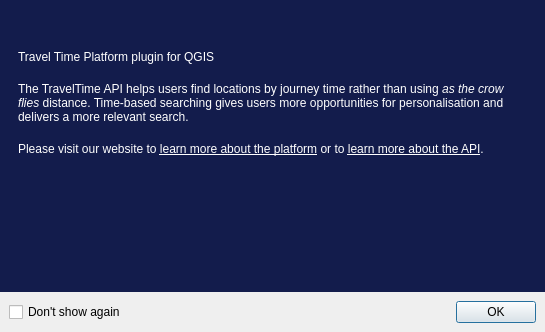
Before: the Qt Designer form ui/SplashScreen.ui in traveltime-dev/traveltime-platform-qgis-plugin, drawn with Qt 5.
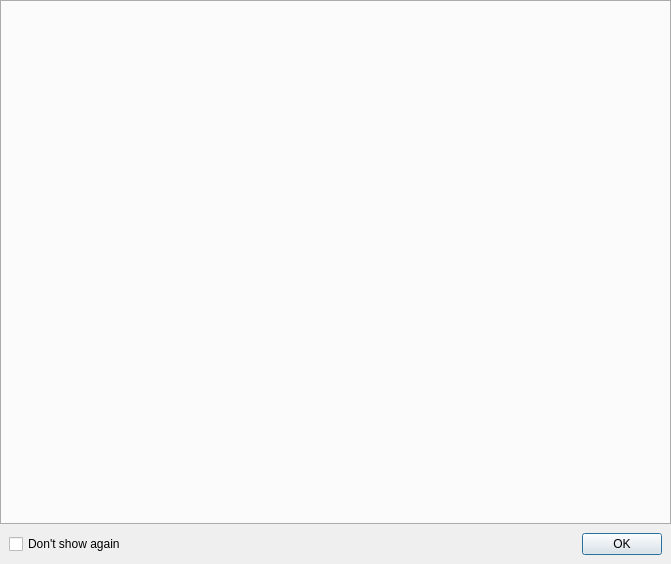
After: the same form once the commit is applied. Icons and pictures are not drawn.

```diff
--- a/ui/SplashScreen.ui
+++ b/ui/SplashScreen.ui
@@ -6,14 +6,14 @@
    <rect>
     <x>0</x>
     <y>0</y>
-    <width>545</width>
-    <height>332</height>
+    <width>671</width>
+    <height>564</height>
    </rect>
   </property>
   <property name="windowTitle">
    <string>Travel Time Platform</string>
   </property>
-  <layout class="QVBoxLayout" name="verticalLayout_2">
+  <layout class="QVBoxLayout" name="verticalLayout">
    <property name="spacing">
     <number>0</number>
    </property>
@@ -30,92 +30,22 @@
     <number>0</number>
    </property>
    <item>
-    <widget class="QWidget" name="widget_2" native="true">
+    <widget class="QTabWidget" name="tabWidget">
      <property name="styleSheet">
-      <string notr="true">background-color: rgba(19,28,76);</string>
+      <string notr="true">QTabWidget::pane { border: 0; background-color: rgba(19,28,76)}; </string>
      </property>
-     <layout class="QVBoxLayout" name="verticalLayout">
-      <property name="spacing">
-       <number>18</number>
-      </property>
-      <property name="leftMargin">
-       <number>18</number>
-      </property>
-      <property name="topMargin">
-       <number>18</number>
-      </property>
-      <property name="rightMargin">
-       <number>18</number>
-      </property>
-      <property name="bottomMargin">
-       <number>18</number>
-      </property>
-      <item>
-       <widget class="QLabel" name="label_3">
-        <property name="text">
-         <string/>
-        </property>
-        <property name="pixmap">
-         <pixmap>../resources/ttp_banner.svg</pixmap>
-        </property>
-       </widget>
-      </item>
-      <item>
-       <widget class="QLabel" name="label_2">
-        <property name="styleSheet">
-         <string notr="true">font: bold 14pt &quot;SansSerif&quot;;
-color: rgb(255, 255, 255)</string>
-        </property>
-        <property name="text">
-         <string>Travel Time Platform plugin for QGIS</string>
-        </property>
-        <property name="wordWrap">
-         <bool>true</bool>
-        </property>
-       </widget>
-      </item>
-      <item>
-       <widget class="QLabel" name="label">
-        <property name="styleSheet">
-         <string notr="true">font: 0 11pt &quot;SansSerif&quot;;
-color: rgb(255, 255, 255)</string>
-        </property>
-        <property name="text">
-         <string>&lt;html&gt;&lt;head/&gt;&lt;body&gt;&lt;p&gt;The TravelTime API helps users find locations by journey time rather than using &lt;span style=&quot; font-style:italic;&quot;&gt;as the crow flies&lt;/span&gt; distance. Time-based searching gives users more opportunities for personalisation and delivers a more relevant search.&lt;/p&gt;&lt;/body&gt;&lt;/html&gt;</string>
-        </property>
-        <property name="wordWrap">
-         <bool>true</bool>
-        </property>
-       </widget>
-      </item>
-      <item>
-       <widget class="QLabel" name="clickableText">
-        <property name="styleSheet">
-         <string notr="true">font: 0 11pt &quot;SansSerif&quot;;
-color: rgb(255, 255, 255)</string>
-        </property>
-        <property name="text">
-         <string>&lt;html&gt;&lt;head/&gt;&lt;body&gt;&lt;p&gt;&lt;span style=&quot; color:#ffffff;&quot;&gt;Please visit our website to &lt;/span&gt;&lt;a href=&quot;https://www.traveltimeplatform.com/&quot;&gt;&lt;span style=&quot; text-decoration: underline; color:#ffffff;&quot;&gt;learn more about the platform&lt;/span&gt;&lt;/a&gt;&lt;span style=&quot; color:#ffffff;&quot;&gt; or to &lt;/span&gt;&lt;a href=&quot;http://docs.traveltimeplatform.com/overview/introduction&quot;&gt;&lt;span style=&quot; text-decoration: underline; color:#ffffff;&quot;&gt;learn more about the API&lt;/span&gt;&lt;/a&gt;&lt;span style=&quot; color:#ffffff;&quot;&gt;.&lt;/span&gt;&lt;/p&gt;&lt;/body&gt;&lt;/html&gt;</string>
-        </property>
-        <property name="wordWrap">
-         <bool>true</bool>
-        </property>
-       </widget>
-      </item>
-      <item>
-       <spacer name="verticalSpacer">
-        <property name="orientation">
-         <enum>Qt::Vertical</enum>
-        </property>
-        <property name="sizeHint" stdset="0">
-         <size>
-          <width>20</width>
-          <height>40</height>
-         </size>
-        </property>
-       </spacer>
-      </item>
-     </layout>
+     <property name="tabPosition">
+      <enum>QTabWidget::South</enum>
+     </property>
+     <property name="tabShape">
+      <enum>QTabWidget::Rounded</enum>
+     </property>
+     <property name="currentIndex">
+      <number>-1</number>
+     </property>
+     <property name="usesScrollButtons">
+      <bool>false</bool>
+     </property>
     </widget>
    </item>
    <item>
```
